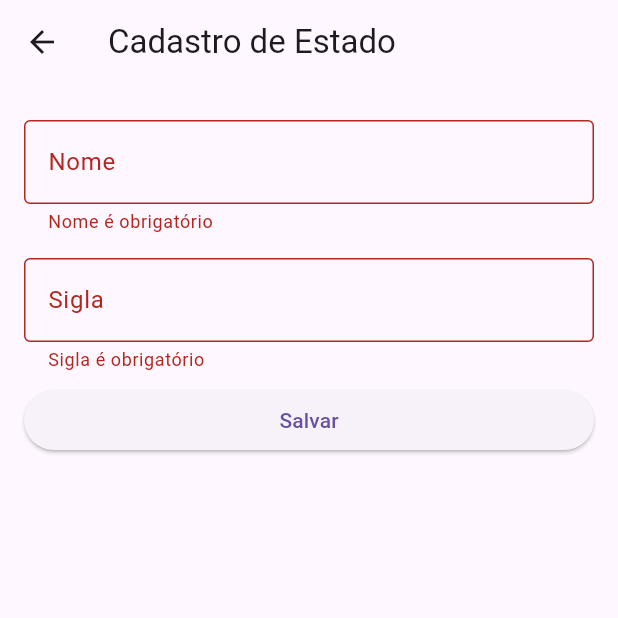
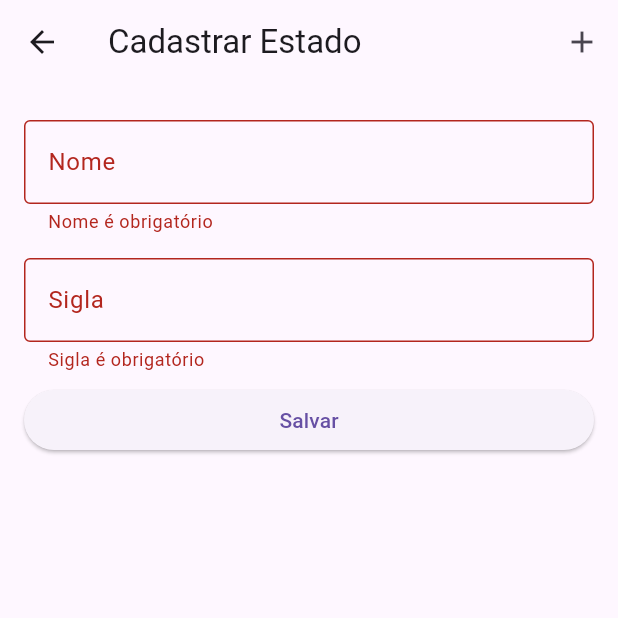
Before and after one commit to ThallesSorrilha/Projeto_Corretora, a Flutter app: the FormEstado screen opened by its route, after a tap on "Salvar", on a phone screen of 412 x 824 dp, the top half of it. Run offline on Flutter 3.47's test engine with Material 3 defaults, Android fonts, the phone set to English and light mode, and no system bars; our stand-ins replace mask_text_input_formatter.

Commit message:
refact(app): correções de formulário e correção de seleção múltipla

```diff
--- a/lib/telas/form_estado.dart
+++ b/lib/telas/form_estado.dart
@@ -1,4 +1,5 @@
 import 'package:flutter/material.dart';
+import 'package:projeto_corretora/componentes/app_bar_salvar.dart';
 import 'package:projeto_corretora/utils/personalizacao_formulario.dart';
 
 class FormEstado extends StatefulWidget {
@@ -11,35 +12,56 @@ class FormEstado extends StatefulWidget {
 class _FormEstadoState extends State<FormEstado> {
   final _formKey = GlobalKey<FormState>();
 
-  // Controllers para os campos de texto
   final TextEditingController _nomeController = TextEditingController();
   final TextEditingController _siglaController = TextEditingController();
 
   @override
+  void dispose() {
+    _nomeController.dispose();
+    _siglaController.dispose();
+    super.dispose();
+  }
+
+  void _salvar() {
+    final formValido = _formKey.currentState?.validate() ?? false;
+    if (formValido) {
+      final estadoData = {
+        'nome': _nomeController.text.trim(),
+        'sigla': _siglaController.text.trim(),
+      };
+
+      //...
+      print('Estado salvo: $estadoData');
+
+      ScaffoldMessenger.of(
+        context,
+      ).showSnackBar(const SnackBar(content: Text('Estado salvo com sucesso!')));
+
+      //Navigator.of(context).pop();
+    }
+  }
+
+  @override
   Widget build(BuildContext context) {
     return Scaffold(
-      appBar: AppBar(title: Text('Cadastro de Estado')),
+      appBar: AppBarSalvar(titulo: "Cadastrar Estado", aoSalvar: _salvar),
       body: Padding(
         padding: const EdgeInsets.all(16.0),
         child: Form(
           key: _formKey,
           child: ListView(
             children: [
-              buildTextField(_nomeController, 'Nome', validators: [FieldValidatorType.required],),
-              buildTextField(_siglaController, 'Sigla', validators: [FieldValidatorType.required],),
-              ElevatedButton(
-                onPressed: () {
-                  if (_formKey.currentState!.validate()) {
-                    // Processar o cadastro
-                    ScaffoldMessenger.of(context).showSnackBar(
-                      SnackBar(
-                        content: Text('Cadastro realizado com sucesso!'),
-                      ),
-                    );
-                  }
-                },
-                child: Text('Salvar'),
+              buildTextField(
+                _nomeController,
+                'Nome',
+                validators: [FieldValidatorType.required],
               ),
+              buildTextField(
+                _siglaController,
+                'Sigla',
+                validators: [FieldValidatorType.required],
+              ),
+              ElevatedButton(onPressed: _salvar, child: Text('Salvar')),
             ],
           ),
         ),
```
Also changed, not shown: lib/componentes/busca_multipla.dart (added, +77 -0 lines), lib/telas/form_casa.dart (+25 -12 lines), lib/telas/form_cidade.dart (+6 -8 lines), lib/telas/form_pessoa.dart (+3 -20 lines).
